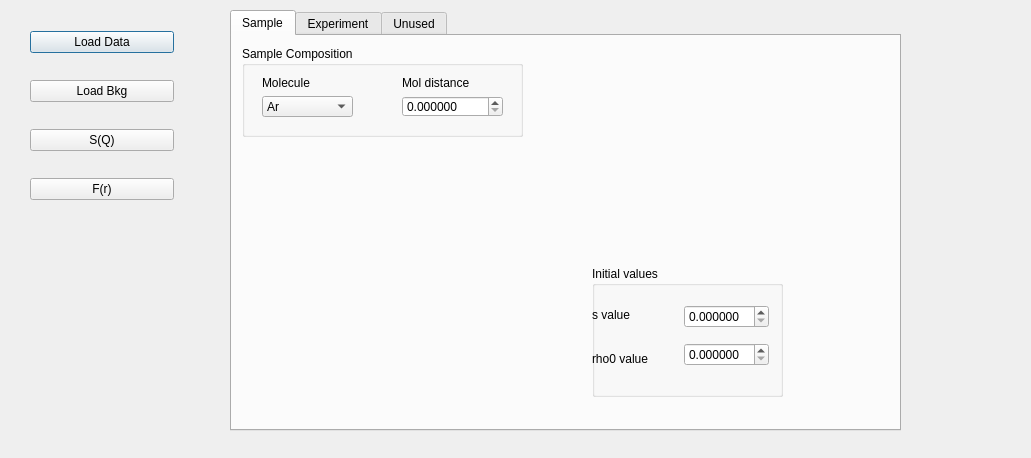
Old version of the form modules/gui/gui.ui in the repository Gaozmmm/LASDiA.
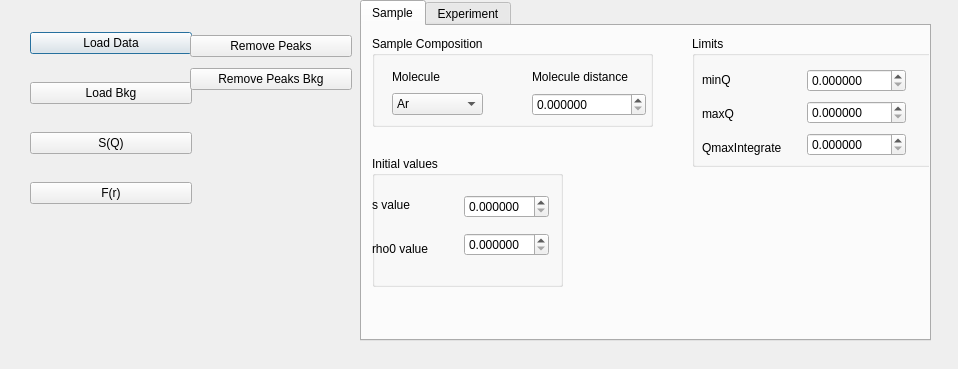
New version of the form. The open tabs and pages were chosen to show the change.

Diff of the .ui file:
```diff
--- a/modules/gui/gui.ui
+++ b/modules/gui/gui.ui
@@ -6,8 +6,8 @@
    <rect>
     <x>0</x>
     <y>0</y>
-    <width>1031</width>
-    <height>458</height>
+    <width>958</width>
+    <height>369</height>
    </rect>
   </property>
   <property name="windowTitle">
@@ -18,8 +18,8 @@
     <rect>
      <x>30</x>
      <y>10</y>
-     <width>144</width>
-     <height>211</height>
+     <width>162</width>
+     <height>218</height>
     </rect>
    </property>
    <layout class="QVBoxLayout" name="verticalLayout">
@@ -56,10 +56,10 @@
   <widget class="QTabWidget" name="tabWidget">
    <property name="geometry">
     <rect>
-     <x>230</x>
-     <y>10</y>
-     <width>671</width>
-     <height>421</height>
+     <x>360</x>
+     <y>0</y>
+     <width>571</width>
+     <height>341</height>
     </rect>
    </property>
    <property name="toolTip">
@@ -89,15 +89,15 @@
        <rect>
         <x>160</x>
         <y>30</y>
-        <width>101</width>
-        <height>41</height>
+        <width>114</width>
+        <height>50</height>
        </rect>
       </property>
       <layout class="QVBoxLayout" name="verticalLayout_10">
        <item>
         <widget class="QLabel" name="label">
          <property name="text">
-          <string>Mol distance</string>
+          <string>Molecule distance</string>
          </property>
         </widget>
        </item>
@@ -106,6 +106,9 @@
          <property name="decimals">
           <number>6</number>
          </property>
+         <property name="maximum">
+          <double>99.999999000000003</double>
+         </property>
         </widget>
        </item>
       </layout>
@@ -116,7 +119,7 @@
         <x>20</x>
         <y>30</y>
         <width>91</width>
-        <height>41</height>
+        <height>49</height>
        </rect>
       </property>
       <layout class="QVBoxLayout" name="verticalLayout_11">
@@ -152,8 +155,8 @@
     <widget class="QGroupBox" name="groupBox_3">
      <property name="geometry">
       <rect>
-       <x>360</x>
-       <y>230</y>
+       <x>10</x>
+       <y>130</y>
        <width>191</width>
        <height>131</height>
       </rect>
@@ -199,6 +202,9 @@
            <property name="decimals">
             <number>6</number>
            </property>
+           <property name="maximum">
+            <double>99.999999000000003</double>
+           </property>
           </widget>
          </item>
          <item>
@@ -215,8 +221,99 @@
        </item>
       </layout>
      </widget>
-     <zorder>layoutWidget</zorder>
-     <zorder>label_15</zorder>
+    </widget>
+    <widget class="QGroupBox" name="groupBox_6">
+     <property name="geometry">
+      <rect>
+       <x>330</x>
+       <y>10</y>
+       <width>241</width>
+       <height>131</height>
+      </rect>
+     </property>
+     <property name="title">
+      <string>Limits</string>
+     </property>
+     <widget class="QWidget" name="">
+      <property name="geometry">
+       <rect>
+        <x>10</x>
+        <y>30</y>
+        <width>204</width>
+        <height>96</height>
+       </rect>
+      </property>
+      <layout class="QHBoxLayout" name="horizontalLayout_4">
+       <item>
+        <layout class="QVBoxLayout" name="verticalLayout_7">
+         <item>
+          <widget class="QLabel" name="label_2">
+           <property name="text">
+            <string>minQ</string>
+           </property>
+          </widget>
+         </item>
+         <item>
+          <widget class="QLabel" name="label_3">
+           <property name="text">
+            <string>maxQ</string>
+           </property>
+          </widget>
+         </item>
+         <item>
+          <widget class="QLabel" name="label_4">
+           <property name="text">
+            <string>QmaxIntegrate</string>
+           </property>
+          </widget>
+         </item>
+        </layout>
+       </item>
+       <item>
+        <layout class="QVBoxLayout" name="verticalLayout_8">
+         <item>
+          <widget class="QDoubleSpinBox" name="minQ">
+           <property name="locale">
+            <locale language="C" country="AnyCountry"/>
+           </property>
+           <property name="decimals">
+            <number>6</number>
+           </property>
+           <property name="maximum">
+            <double>99.999999000000003</double>
+           </property>
+          </widget>
+         </item>
+         <item>
+          <widget class="QDoubleSpinBox" name="maxQ">
+           <property name="locale">
+            <locale language="C" country="AnyCountry"/>
+           </property>
+           <property name="decimals">
+            <number>6</number>
+           </property>
+           <property name="maximum">
+            <double>99.999999000000003</double>
+           </property>
+          </widget>
+         </item>
+         <item>
+          <widget class="QDoubleSpinBox" name="QmaxIntegrate">
+           <property name="locale">
+            <locale language="C" country="AnyCountry"/>
+           </property>
+           <property name="decimals">
+            <number>6</number>
+           </property>
+           <property name="maximum">
+            <double>99.999999000000003</double>
+           </property>
+          </widget>
+         </item>
+        </layout>
+       </item>
+      </layout>
+     </widget>
     </widget>
    </widget>
    <widget class="QWidget" name="Experiment">
@@ -440,97 +537,32 @@
      </widget>
     </widget>
    </widget>
-   <widget class="QWidget" name="tab">
-    <attribute name="title">
-     <string>Unused</string>
-    </attribute>
-    <widget class="QTableWidget" name="tableWidget">
-     <property name="geometry">
-      <rect>
-       <x>10</x>
-       <y>110</y>
-       <width>256</width>
-       <height>192</height>
-      </rect>
-     </property>
-     <column>
+  </widget>
+  <widget class="QWidget" name="">
+   <property name="geometry">
+    <rect>
+     <x>190</x>
+     <y>30</y>
+     <width>162</width>
+     <height>66</height>
+    </rect>
+   </property>
+   <layout class="QVBoxLayout" name="verticalLayout_6">
+    <item>
+     <widget class="QPushButton" name="RemovePeaksData">
       <property name="text">
-       <string>Element</string>
+       <string>Remove Peaks</string>
       </property>
-     </column>
-     <column>
+     </widget>
+    </item>
+    <item>
+     <widget class="QPushButton" name="RemovePeaksBkg">
       <property name="text">
-       <string>Multiplicity</string>
+       <string>Remove Peaks Bkg</string>
       </property>
-     </column>
-    </widget>
-    <widget class="QComboBox" name="Elements">
-     <property name="geometry">
-      <rect>
-       <x>20</x>
-       <y>55</y>
-       <width>104</width>
-       <height>21</height>
-      </rect>
-     </property>
-     <item>
-      <property name="text">
-       <string>Ar</string>
-      </property>
-     </item>
-     <item>
-      <property name="text">
-       <string>N</string>
-      </property>
-     </item>
-     <item>
-      <property name="text">
-       <string>C</string>
-      </property>
-     </item>
-     <item>
-      <property name="text">
-       <string>O</string>
-      </property>
-     </item>
-    </widget>
-    <widget class="QSpinBox" name="Multiplicity">
-     <property name="geometry">
-      <rect>
-       <x>150</x>
-       <y>50</y>
-       <width>47</width>
-       <height>24</height>
-      </rect>
-     </property>
-    </widget>
-    <widget class="QLabel" name="label_10">
-     <property name="geometry">
-      <rect>
-       <x>20</x>
-       <y>30</y>
-       <width>59</width>
-       <height>16</height>
-      </rect>
-     </property>
-     <property name="text">
-      <string>Elements</string>
-     </property>
-    </widget>
-    <widget class="QLabel" name="label_25">
-     <property name="geometry">
-      <rect>
-       <x>150</x>
-       <y>30</y>
-       <width>81</width>
-       <height>16</height>
-      </rect>
-     </property>
-     <property name="text">
-      <string>Multiplicity</string>
-     </property>
-    </widget>
-   </widget>
+     </widget>
+    </item>
+   </layout>
   </widget>
  </widget>
  <resources/>
```
Left out of the diff: 17 changed lines with no effect on the pictures.
